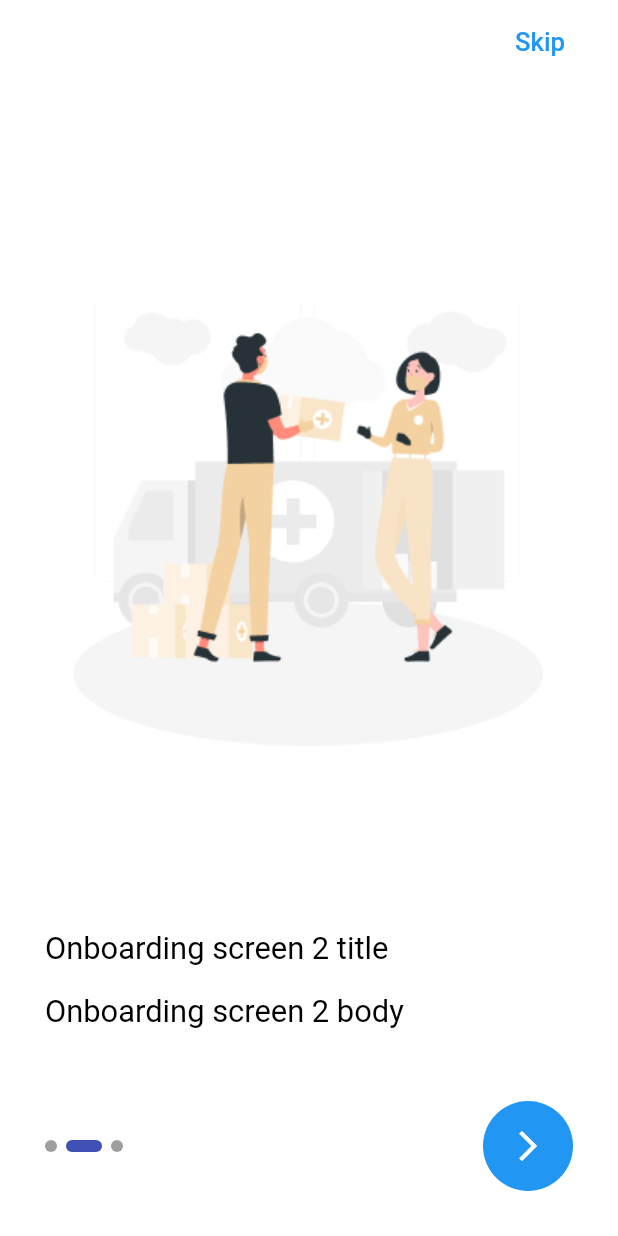
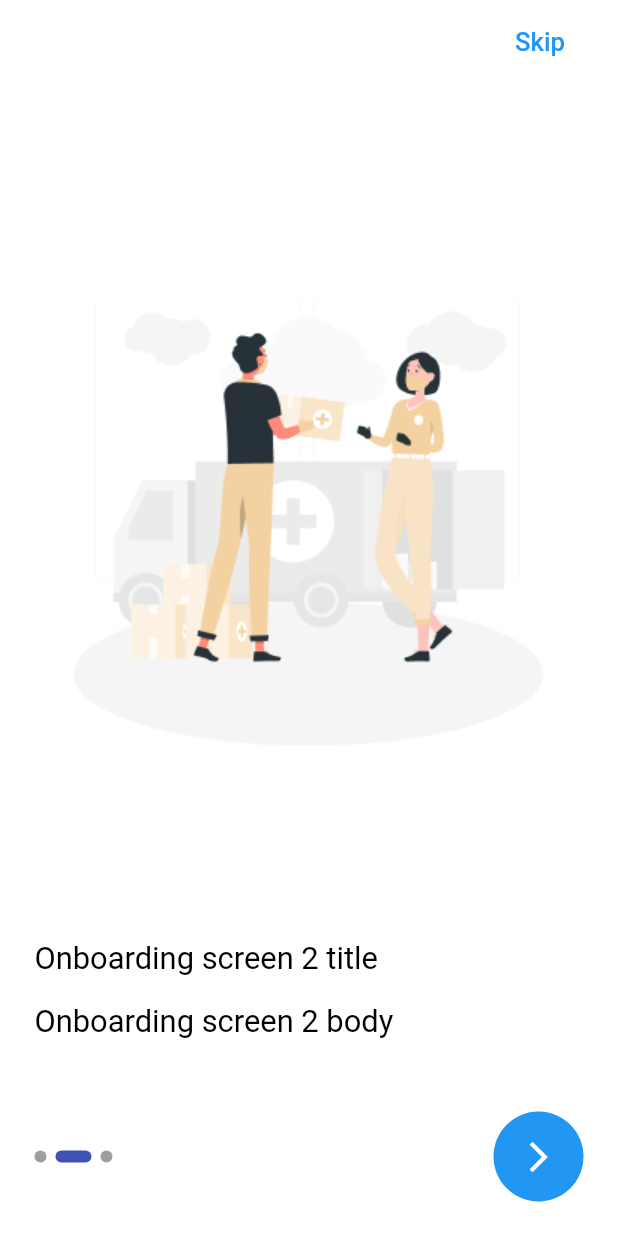
Before and after one commit to Ahmed-Hemdan/shop_app, a Flutter app: the screen it shows after launch, after a tap on the "arrow forward ios" icon, on a phone screen of 412 x 824 dp. Run offline on Flutter 3.47's test engine with Material 2 defaults, Android fonts, the phone set to English and light mode, and no system bars; drawn by our look-alikes of smooth_page_indicator; our stand-ins replace dio, flutter_bloc, flutter_screenutil, fluttertoast, shared_preferences; accounts and stored records are empty; network calls fail.

Commit message:
add dark and light theme and fix some bugs

```diff
--- a/lib/Global/Global.dart
+++ b/lib/Global/Global.dart
@@ -3,3 +3,5 @@ import 'package:flutter/material.dart';
 bool onboard = false;
 String? token;
 Widget? startScreen;
+
+bool theme = false;
--- a/lib/Screens/OnboardingScreen/OnboardingScreen.dart
+++ b/lib/Screens/OnboardingScreen/OnboardingScreen.dart
@@ -40,7 +40,7 @@ class OnboardingScreen extends StatelessWidget {
             padding: const EdgeInsets.symmetric(horizontal: 20.0),
             child: TextButton(
               onPressed: () {
-                CacheHelper.setData(value: true, key: 'board');
+                CachHelper.setData(value: true, key: 'board');
                 Navigator.pushAndRemoveUntil(
                     context,
                     MaterialPageRoute(
@@ -59,7 +59,7 @@ class OnboardingScreen extends StatelessWidget {
         ],
       ),
       body: Padding(
-        padding: const EdgeInsets.all(30.0),
+        padding: const EdgeInsets.all(23.0),
         child: Column(
           crossAxisAlignment: CrossAxisAlignment.start,
           children: [
@@ -109,7 +109,7 @@ class OnboardingScreen extends StatelessWidget {
                           curve: Curves.fastLinearToSlowEaseIn,
                         );
                       } else {
-                        CacheHelper.setData(value: true, key: 'board');
+                        CachHelper.setData(value: true, key: 'board');
                         Navigator.pushAndRemoveUntil(
                             context,
                             MaterialPageRoute(
--- a/lib/cubit/shop_state.dart
+++ b/lib/cubit/shop_state.dart
@@ -49,3 +49,5 @@ class GetFavoritsDataSuccess extends ShopStates {}
 class GetFavoritsDataLoading extends ShopStates {}
 
 class GetFavoritsDataError extends ShopStates {}
+
+class ChangeAppTheme extends ShopStates {}
--- a/lib/main.dart
+++ b/lib/main.dart
@@ -16,9 +16,11 @@ void main() async {
   Bloc.observer = MyBlocObserver();
   DioHelper.init();
 
-  await CacheHelper.init();
-  onboard = CacheHelper.getData(key: 'board') ?? false;
-  token = CacheHelper.getData(key: "token");
+  await CachHelper.init();
+  theme = CachHelper.getData(key: "theme") ?? false;
+  print(theme);
+  onboard = CachHelper.getData(key: 'board') ?? false;
+  token = CachHelper.getData(key: "token");
   if (onboard == true) {
     if (token != null) {
       startScreen = const LayoutScreen();
@@ -43,16 +45,21 @@ class MyApp extends StatelessWidget {
         ..getHomeData()
         ..getCategoriesData()
         ..getFavoritsData(),
-      child: ScreenUtilInit(
+      child: BlocConsumer<ShopCubit, ShopStates>(
+        listener: (context, state) {},
+        builder: (context, state) {
+          return ScreenUtilInit(
             designSize: const Size(360, 690),
             minTextAdapt: true,
             splitScreenMode: true,
             builder: (context, child) => MaterialApp(
               debugShowCheckedModeBanner: false,
               title: 'Flutter Demo',
-          theme: lightTheme,
+              theme: theme == false ? lightTheme : darkTheme,
               home: startScreen,
             ),
+          );
+        },
       ),
     );
   }
--- a/lib/shared/shared_preferences.dart
+++ b/lib/shared/shared_preferences.dart
@@ -1,6 +1,6 @@
 import 'package:shared_preferences/shared_preferences.dart';
 
-class CacheHelper {
+class CachHelper {
   static SharedPreferences? sharedPreferences;
 
   static init() async {
```
Also changed, not shown: lib/Components/Components.dart (+18 -9 lines), lib/Screens/Favorites/FavoritesScreen.dart (+9 -2 lines), lib/Screens/Home/HomeScreen.dart (+15 -7 lines), lib/Screens/Layout/LayoutScreen.dart (+12 -0 lines), lib/cubit/shop_cubit.dart (+9 -3 lines). Lines whose indentation alone changed are shown as unchanged.
